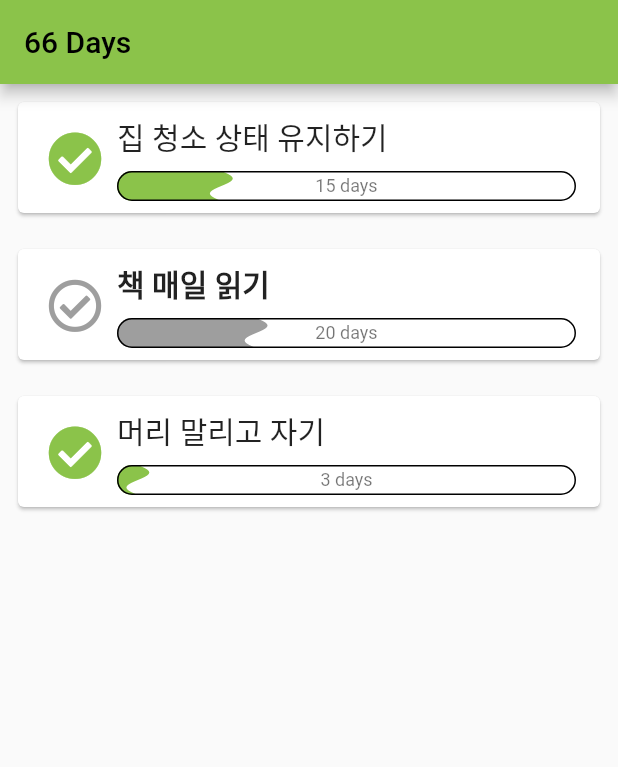
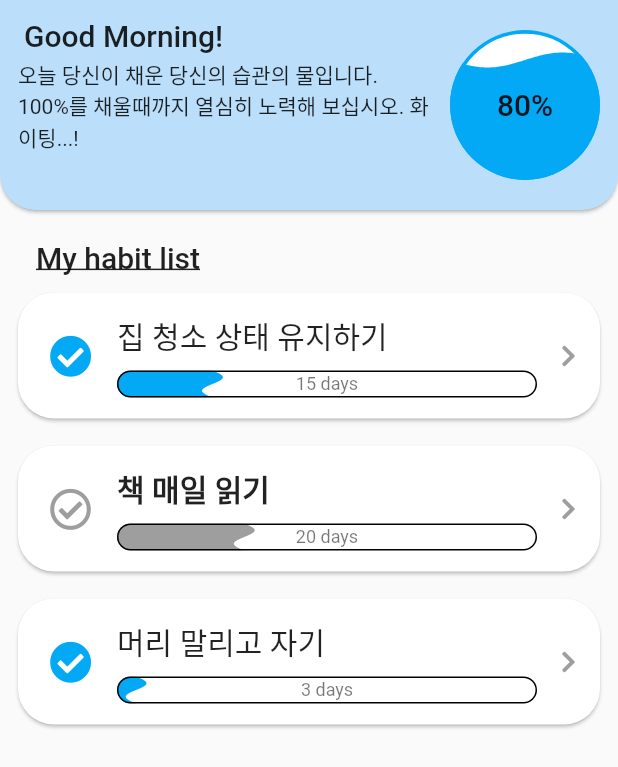
Before and after one commit to yeonkims/just_66, a Flutter app: the screen it shows after launch, on a phone screen of 412 x 824 dp. Shown: the top 767 px of the screen. Run offline on Flutter 3.47's test engine with Material 2 defaults, Android fonts, the phone set to English and light mode, and no system bars; drawn by our look-alikes of liquid_progress_indicator; our stand-ins replace font_awesome_flutter.

Commit message:
Added summary card to habit list page

```diff
--- a/lib/main.dart
+++ b/lib/main.dart
@@ -14,7 +14,7 @@ class MyApp extends StatelessWidget {
       debugShowCheckedModeBanner: false,
       title: 'Flutter Demo',
       theme: ThemeData(
-        primarySwatch: Colors.lightGreen,
+        primarySwatch: Colors.lightBlue,
       ),
       home: const MainAppBar(),
     );
--- a/lib/presentation/extra_widgets/habit_checkbox.dart
+++ b/lib/presentation/extra_widgets/habit_checkbox.dart
@@ -53,7 +53,7 @@ class _HabitCheckboxState extends State<HabitCheckbox>
               (checked
                   ? FontAwesomeIcons.solidCheckCircle
                   : FontAwesomeIcons.checkCircle),
-              size: sizeAnimation.value * 12 + 24,
+              size: sizeAnimation.value * 12 + 16,
               color: (checked ? Theme.of(context).primaryColor : Colors.grey),
             ),
           ),
--- a/lib/presentation/extra_widgets/main_app_bar.dart
+++ b/lib/presentation/extra_widgets/main_app_bar.dart
@@ -1,5 +1,6 @@
 import 'package:flutter/material.dart';
 import 'package:just66/presentation/pages/habit_list_page/habit_list_page.dart';
+import 'package:just66/presentation/pages/under_construction_page.dart';
 
 class MainAppBar extends StatefulWidget {
   const MainAppBar({Key? key}) : super(key: key);
@@ -14,9 +15,6 @@ class _MainAppBarState extends State<MainAppBar> {
   @override
   Widget build(BuildContext context) {
     return Scaffold(
-      appBar: AppBar(
-        title: const Text("66 Days"),
-      ),
       body: HabitListPage(),
     );
   }
--- /dev/null
+++ b/lib/presentation/pages/habit_detail_page.dart
@@ -0,0 +1,17 @@
+import 'package:flutter/material.dart';
+
+import '../../data/models/habit.dart';
+
+class HabitDetailPage extends StatelessWidget {
+  final Habit habit;
+
+  const HabitDetailPage({
+    required this.habit,
+    Key? key,
+  }) : super(key: key);
+
+  @override
+  Widget build(BuildContext context) {
+    return const Scaffold();
+  }
+}
--- a/lib/presentation/pages/habit_list_page/habit_list_page.dart
+++ b/lib/presentation/pages/habit_list_page/habit_list_page.dart
@@ -1,4 +1,8 @@
+// ignore_for_file: prefer_const_constructors, prefer_const_literals_to_create_immutables
+
 import 'package:flutter/material.dart';
+import 'package:font_awesome_flutter/font_awesome_flutter.dart';
+import 'package:liquid_progress_indicator/liquid_progress_indicator.dart';
 
 import '../../../data/models/habit.dart';
 import '../habit_list_page/habit_widget.dart';
@@ -26,8 +30,84 @@ class HabitListPage extends StatelessWidget {
 
   @override
   Widget build(BuildContext context) {
-    return ListView.builder(
-        itemCount: habits.length,
-        itemBuilder: (context, index) => HabitWidget(habit: habits[index]));
+    return SafeArea(
+      child: Column(
+        children: [
+          SizedBox(
+            height: 140,
+            child: Card(
+              margin: EdgeInsets.zero,
+              shape: RoundedRectangleBorder(
+                borderRadius:
+                    BorderRadius.vertical(bottom: Radius.circular(24.0)),
+              ),
+              color: Colors.blue[100],
+              child: Row(
+                children: [
+                  Expanded(
+                      child: Padding(
+                    padding: const EdgeInsets.all(12.0),
+                    child: Column(
+                      crossAxisAlignment: CrossAxisAlignment.start,
+                      children: [
+                        Padding(
+                          padding:
+                              const EdgeInsets.only(left: 4.0, bottom: 4.0),
+                          child: Text(
+                            "Good Morning!",
+                            style: Theme.of(context).textTheme.headline6,
+                          ),
+                        ),
+                        Text(
+                            "오늘 당신이 채운 당신의 습관의 물입니다. 100%를 채울때까지 열심히 노력해 보십시오. 화이팅...!"),
+                      ],
+                    ),
+                  )),
+                  Padding(
+                    padding: const EdgeInsets.only(right: 12.0),
+                    child: SizedBox(
+                      width: 100,
+                      height: 100,
+                      child: LiquidCircularProgressIndicator(
+                        value: 0.8,
+                        backgroundColor: Colors
+                            .white, // Defaults to the current Theme's backgroundColor.
+                        borderColor: Colors.lightBlue,
+                        borderWidth: 2.5,
+                        direction: Axis
+                            .vertical, // The direction the liquid moves (Axis.vertical = bottom to top, Axis.horizontal = left to right). Defaults to Axis.vertical.
+                        center: Text(
+                          "80%",
+                          style: Theme.of(context).textTheme.headline6,
+                        ),
+                      ),
+                    ),
+                  ),
+                ],
+              ),
+            ),
+          ),
+          SizedBox(
+            width: double.infinity,
+            child: Padding(
+              padding: EdgeInsets.only(left: 24.0, top: 20.0),
+              child: Text(
+                "My habit list",
+                textAlign: TextAlign.start,
+                style: Theme.of(context).textTheme.headline6?.copyWith(
+                      decoration: TextDecoration.underline,
+                    ),
+              ),
+            ),
+          ),
+          Expanded(
+            child: ListView.builder(
+                itemCount: habits.length,
+                itemBuilder: (context, index) =>
+                    HabitWidget(habit: habits[index])),
+          ),
+        ],
+      ),
+    );
   }
 }
--- a/lib/presentation/pages/habit_list_page/habit_widget.dart
+++ b/lib/presentation/pages/habit_list_page/habit_widget.dart
@@ -1,33 +1,50 @@
 import 'package:flutter/material.dart';
+import 'package:font_awesome_flutter/font_awesome_flutter.dart';
 import 'package:just66/data/models/habit.dart';
 import 'package:just66/presentation/extra_widgets/habit_checkbox.dart';
+import 'package:just66/presentation/pages/habit_detail_page.dart';
 import 'package:liquid_progress_indicator/liquid_progress_indicator.dart';
 
 class HabitWidget extends StatelessWidget {
-  const HabitWidget({
+  HabitWidget({
     required this.habit,
     Key? key,
   }) : super(key: key);
 
   final Habit habit;
 
+  final BorderRadius cardRadius = BorderRadius.circular(24);
+
   @override
   Widget build(BuildContext context) {
     return Padding(
-      padding: const EdgeInsets.all(8.0),
+      padding: const EdgeInsets.only(
+        left: 8.0,
+        right: 8.0,
+        top: 8.0,
+        bottom: 2.0,
+      ),
       child: SizedBox(
         width: double.infinity,
         child: Card(
+          shape: RoundedRectangleBorder(borderRadius: cardRadius),
+          child: InkWell(
+            borderRadius: cardRadius,
+            onTap: () {
+              _goToNewPage(context);
+            },
             child: Padding(
               padding: const EdgeInsets.symmetric(
                 horizontal: 16.0,
-              vertical: 8.0,
+                vertical: 14.0,
               ),
               child: Row(
                 children: [
                   HabitCheckbox(checked: habit.completed),
-                Expanded(child: _habitData(context)),
+                  _habitData(context),
+                  _rightArrow(),
                 ],
+              ),
             ),
           ),
         ),
@@ -35,8 +52,26 @@ class HabitWidget extends StatelessWidget {
     );
   }
 
+  Padding _rightArrow() {
+    return const Padding(
+      padding: EdgeInsets.only(left: 16.0),
+      child: FaIcon(
+        FontAwesomeIcons.chevronRight,
+        color: Colors.grey,
+        size: 16,
+      ),
+    );
+  }
+
+  _goToNewPage(BuildContext context) {
+    Navigator.of(context).push(
+      MaterialPageRoute(builder: (context) => HabitDetailPage(habit: habit)),
+    );
+  }
+
   Widget _habitData(BuildContext context) {
-    return Column(
+    return Expanded(
+      child: Column(
         mainAxisSize: MainAxisSize.min,
         crossAxisAlignment: CrossAxisAlignment.start,
         children: [
@@ -51,7 +86,7 @@ class HabitWidget extends StatelessWidget {
           ),
           SizedBox(
             width: double.infinity,
-          height: 20,
+            height: 18,
             child: LiquidLinearProgressIndicator(
               value: habit.days / 66,
               valueColor: AlwaysStoppedAnimation((habit.completed
@@ -69,6 +104,7 @@ class HabitWidget extends StatelessWidget {
             ),
           ),
         ],
+      ),
     );
   }
 }
--- /dev/null
+++ b/lib/presentation/pages/under_construction_page.dart
@@ -0,0 +1,27 @@
+import 'package:flutter/material.dart';
+import 'package:font_awesome_flutter/font_awesome_flutter.dart';
+
+class UnderConstructionPage extends StatelessWidget {
+  const UnderConstructionPage({Key? key}) : super(key: key);
+
+  @override
+  Widget build(BuildContext context) {
+    return Scaffold(
+      body: Center(
+        child: Column(
+          mainAxisAlignment: MainAxisAlignment.center,
+          children: [
+            const FaIcon(
+              FontAwesomeIcons.tools,
+              size: 120,
+            ),
+            Text(
+              "아직 만들어지지 않은 페이지입니다.",
+              style: Theme.of(context).textTheme.headline6,
+            ),
+          ],
+        ),
+      ),
+    );
+  }
+}
```
Lines whose indentation alone changed are shown as unchanged.
